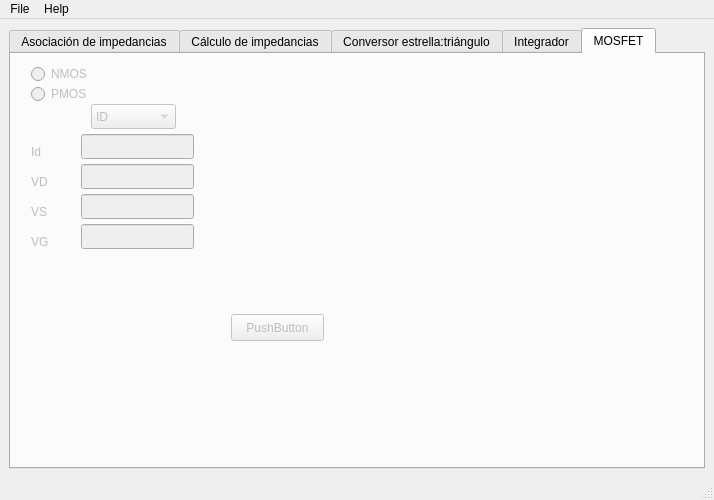
zerberros/tercera_mano, file gui/tercera-manoUI.ui: the form before one commit.
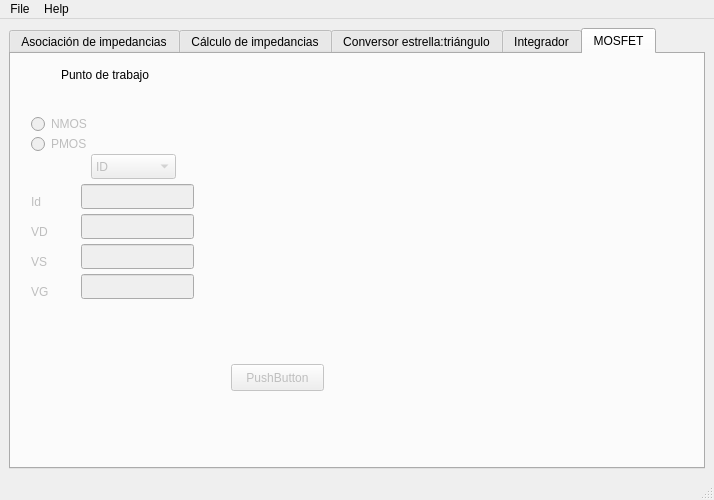
The form after the commit. The open tabs and pages were chosen to show the change. Icons and pictures are not drawn.

Commit message: Separo el calculo de Mosfets de la rama principal

```diff
--- a/gui/tercera-manoUI.ui
+++ b/gui/tercera-manoUI.ui
@@ -654,7 +654,7 @@
         <property name="geometry">
          <rect>
           <x>20</x>
-          <y>10</y>
+          <y>60</y>
           <width>109</width>
           <height>20</height>
          </rect>
@@ -670,7 +670,7 @@
         <property name="geometry">
          <rect>
           <x>20</x>
-          <y>30</y>
+          <y>80</y>
           <width>109</width>
           <height>20</height>
          </rect>
@@ -686,7 +686,7 @@
         <property name="geometry">
          <rect>
           <x>220</x>
-          <y>260</y>
+          <y>310</y>
           <width>93</width>
           <height>27</height>
          </rect>
@@ -702,7 +702,7 @@
         <property name="geometry">
          <rect>
           <x>70</x>
-          <y>80</y>
+          <y>130</y>
           <width>113</width>
           <height>25</height>
          </rect>
@@ -715,7 +715,7 @@
         <property name="geometry">
          <rect>
           <x>70</x>
-          <y>110</y>
+          <y>160</y>
           <width>113</width>
           <height>25</height>
          </rect>
@@ -728,7 +728,7 @@
         <property name="geometry">
          <rect>
           <x>70</x>
-          <y>140</y>
+          <y>190</y>
           <width>113</width>
           <height>25</height>
          </rect>
@@ -741,7 +741,7 @@
         <property name="geometry">
          <rect>
           <x>70</x>
-          <y>170</y>
+          <y>220</y>
           <width>113</width>
           <height>25</height>
          </rect>
@@ -754,7 +754,7 @@
         <property name="geometry">
          <rect>
           <x>80</x>
-          <y>50</y>
+          <y>100</y>
           <width>85</width>
           <height>25</height>
          </rect>
@@ -787,7 +787,7 @@
         <property name="geometry">
          <rect>
           <x>20</x>
-          <y>90</y>
+          <y>140</y>
           <width>62</width>
           <height>15</height>
          </rect>
@@ -803,7 +803,7 @@
         <property name="geometry">
          <rect>
           <x>20</x>
-          <y>120</y>
+          <y>170</y>
           <width>62</width>
           <height>15</height>
          </rect>
@@ -819,7 +819,7 @@
         <property name="geometry">
          <rect>
           <x>20</x>
-          <y>150</y>
+          <y>200</y>
           <width>62</width>
           <height>15</height>
          </rect>
@@ -835,7 +835,7 @@
         <property name="geometry">
          <rect>
           <x>20</x>
-          <y>180</y>
+          <y>230</y>
           <width>62</width>
           <height>15</height>
          </rect>
@@ -844,6 +844,19 @@
          <string>VG</string>
         </property>
        </widget>
+       <widget class="QLabel" name="label_10">
+        <property name="geometry">
+         <rect>
+          <x>50</x>
+          <y>10</y>
+          <width>161</width>
+          <height>21</height>
+         </rect>
+        </property>
+        <property name="text">
+         <string>Punto de trabajo</string>
+        </property>
+       </widget>
       </widget>
      </widget>
     </item>
```
Left out of the diff: 2 changed lines with no effect on the pictures.
